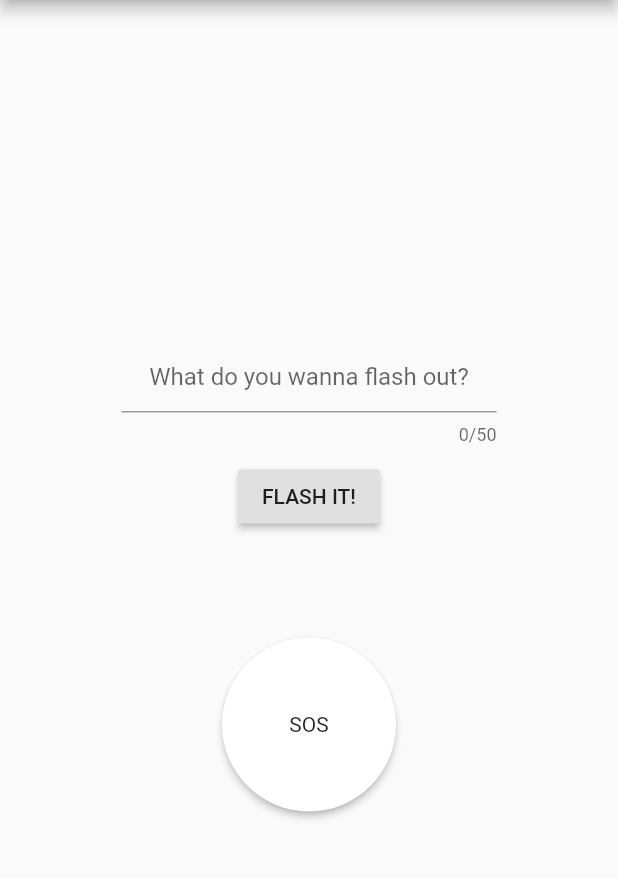
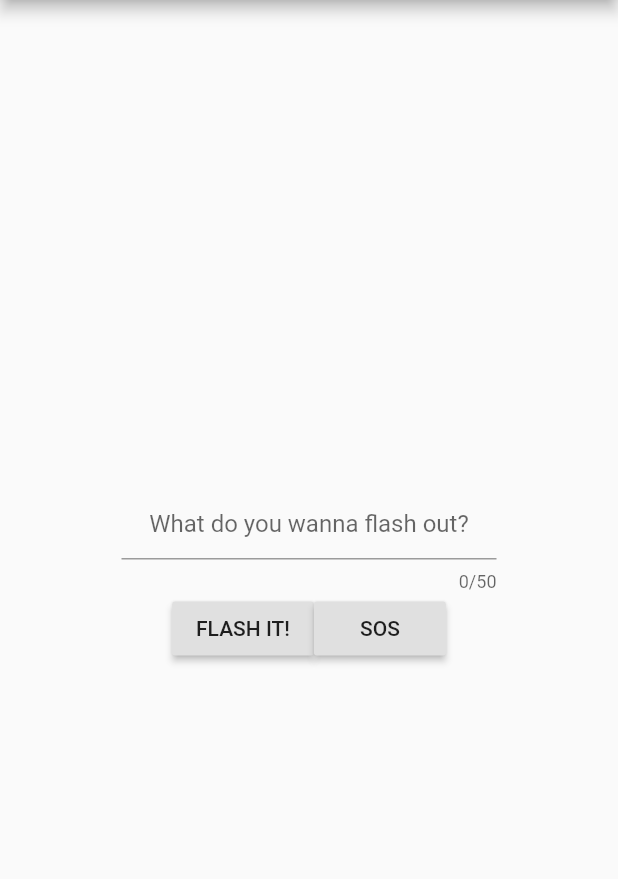
Before and after one commit to DominicHW/morse-code-app, a Flutter app: the screen it shows after launch, on a phone screen of 412 x 824 dp, the part 84-963 px from its top. Run offline on Flutter 3.47's test engine with Material 2 defaults, Android fonts, the light colour scheme and no system bars; our stand-ins replace fluttertoast; missing offline and left inert: torch.

Commit message:
Beginning of homepage changes

```diff
--- a/morselite/lib/main.dart
+++ b/morselite/lib/main.dart
@@ -9,9 +9,10 @@ class MyApp extends StatelessWidget {
   Widget build(BuildContext context) {
     return MaterialApp(
       title: 'MorseLite',
-      theme: ThemeData(
-        primarySwatch: Colors.blue,
-      ),
+      color: Color(0xff20243C),
+      // theme: ThemeData(
+      //   primarySwatch: Color(0xff20243C),
+      // ),
       home: MyHomePage(title: 'MorseLite'),
     );
   }
@@ -66,8 +67,11 @@ class _MyHomePageState extends State<MyHomePage> {
               ),
             ),
 
+            Row(
+              mainAxisAlignment: MainAxisAlignment.center,
+              children: <Widget>[
+
                 Container(
-              margin: EdgeInsets.only(top:10),
                   child: RaisedButton(
                     child: Text(buttonText),
                     onPressed: (){
@@ -82,8 +86,7 @@ class _MyHomePageState extends State<MyHomePage> {
                 ),
 
                 Container(
-              margin: EdgeInsets.only(top:70),
-              child: RawMaterialButton(
+                  child: RaisedButton(
                     onPressed: () {
                       if(sosActive){
                         cancelSOS();
@@ -96,12 +99,10 @@ class _MyHomePageState extends State<MyHomePage> {
                       sosText,
                       textAlign: TextAlign.center
                     ),
-                shape: CircleBorder(),
-                elevation: 2.0,
-                fillColor: Colors.white,
-                padding: const EdgeInsets.all(50.0),
                   ),
                 )
+              ]
+            ),
           ],
         ),
       ),
```
Lines whose indentation alone changed are shown as unchanged.
